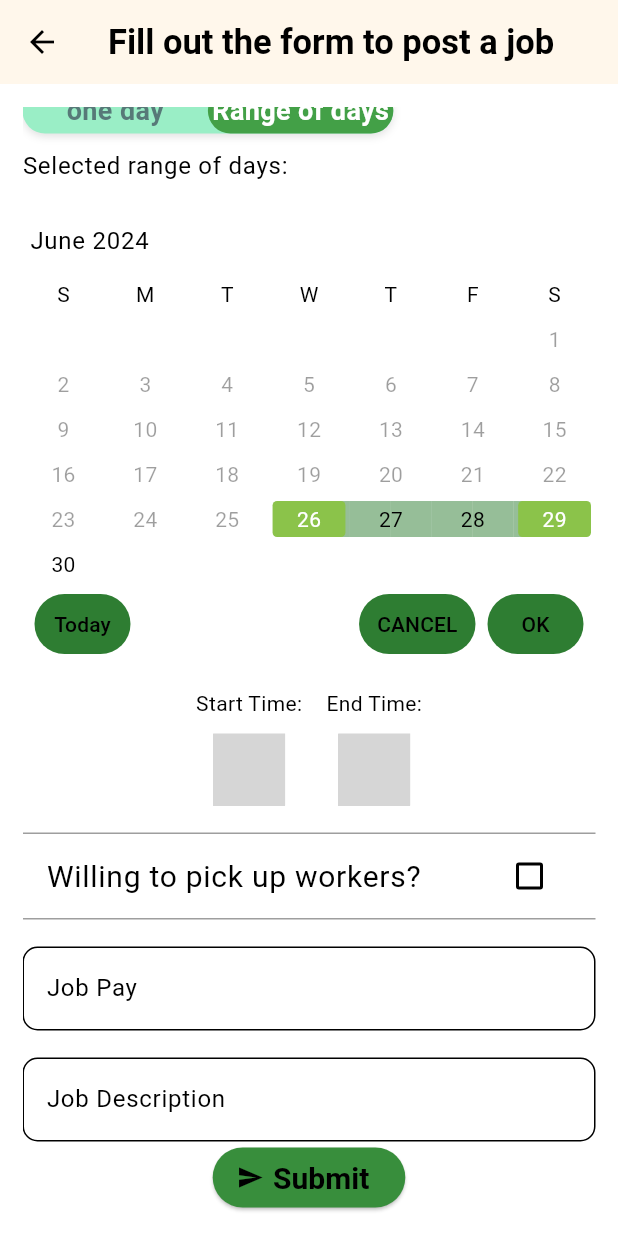
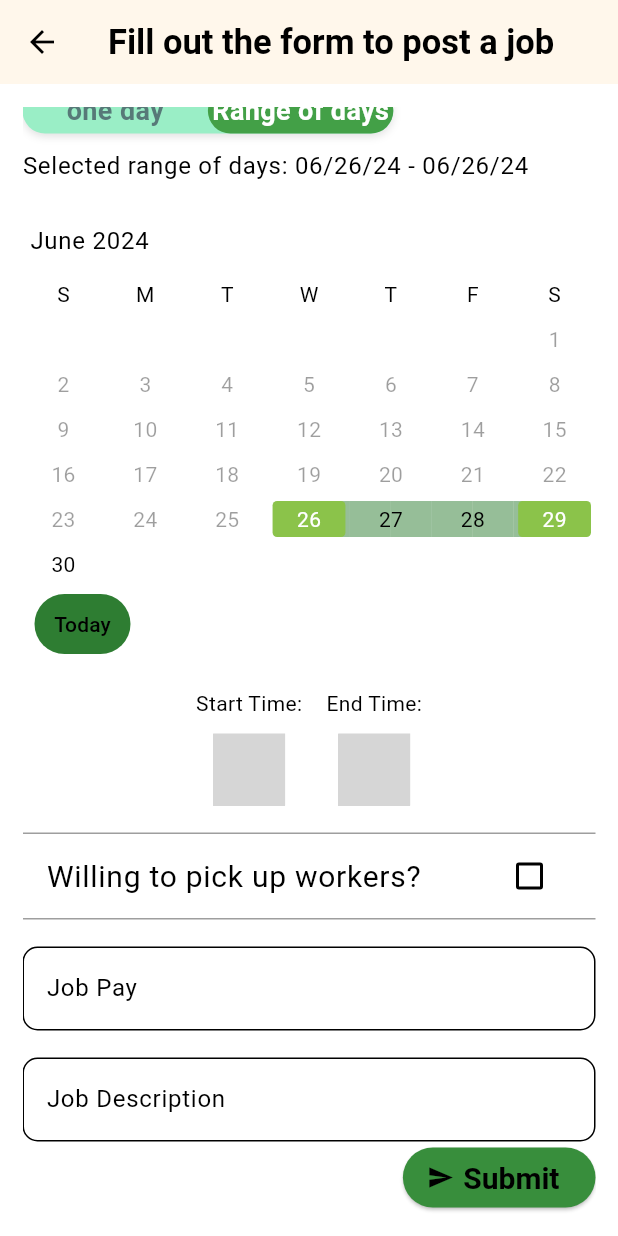
Before and after one commit to SamuelBurac/helpinghand, a Flutter app: the InputJobScr screen opened by its route, item 2 of the bottom bar chosen, scrolled down 204 dp, on a phone screen of 412 x 824 dp. Run offline on Flutter 3.47's test engine with Material 3 defaults, Android fonts, the phone set to English and light mode, and no system bars; drawn by our look-alikes of flutter_toggle_tab, syncfusion_flutter_datepicker; our stand-ins replace auto_size_text, cloud_firestore, firebase_auth, firebase_core, firebase_storage, flip_card and 4 more; missing offline and left inert: animated_rating_stars, flutter_password_strength, google_places_autocomplete_text_field, time_picker_spinner_pop_up, validation_pro; accounts and stored records are empty; Roboto replaces fonts that are missing (Hind); grey boxes are pictures that could not be loaded.

Commit message:
UI is now somewhat functional epic

```diff
--- a/lib/job_listing_pipeline/InputJobController.dart
+++ b/lib/job_listing_pipeline/InputJobController.dart
@@ -3,18 +3,69 @@ part of 'InputJobScr.dart';
 JobPosting jobPosting = JobPosting();
 
 class InputJobState with ChangeNotifier {
-    var _locationController = TextEditingController();
+    final _locationController = TextEditingController();
     var jobTitleController = TextEditingController();
     var jobDescriptionController = TextEditingController();
+    var payController = TextEditingController();
     bool _oneDayJob = true;
     int _dOrR = 0;
     bool canPickup = false;
 
+    DateTime _startTime = DateTime.now();
+    DateTime _endTime = DateTime.now();
+    DateTime _startDate = DateTime.now();
+    DateTime _endDate = DateTime.now();
+    DateTime _onlyDay = DateTime.now();
+    Duration _duration = Duration();
 
+    double _hoursEstimated = 0;
+    int _payPerhour = 0;
+    int _pay = 0;
+
+
+
+    TextEditingController get jobTitle => jobTitleController;
     TextEditingController get location => _locationController;
+    TextEditingController get jobDescription => jobDescriptionController;
+    TextEditingController get pay => payController;
 
     bool get oneDayJob => _oneDayJob;
     int get dOrR => _dOrR;
+    bool get pickup => canPickup;
+
+    DateTime get startTime => _startTime;
+    DateTime get endTime => _endTime;
+
+    DateTime get onlyDay => _onlyDay;
+    DateTime get startDate => _startDate;
+    DateTime get endDate => _endDate;
+
+    set startDate (DateTime value) {
+        _startDate = value;
+        notifyListeners();
+    }
+    set endDate (DateTime value) {
+        _endDate = value;
+        notifyListeners();
+    }
+    set onlyDay (DateTime value) {
+        _onlyDay = value;
+        notifyListeners();
+    }
+
+    set startTime (DateTime value) {
+        _startTime = value;
+        _duration = _endTime.difference(_startTime);
+    }
+    set endTime (DateTime value) {
+        _endTime = value;
+        _duration = _endTime.difference(_startTime);
+    }
+
+    set pickup (bool value) {
+        canPickup = value;
+        notifyListeners();
+    }
 
     set dOrR (int value) {
         _dOrR = value;
@@ -27,7 +78,14 @@ class InputJobState with ChangeNotifier {
     }
 
 void _onSelectionChanged(DateRangePickerSelectionChangedArgs args) {
-
+   if (args.value is PickerDateRange) {
+          _startDate = args.value.startDate;
+          _endDate = args.value.endDate;
+          notifyListeners();
+        } else if (args.value is DateTime) {
+          _onlyDay = args.value;
+          notifyListeners();
+        }
 
 }
 void submitJob() {
--- a/lib/job_listing_pipeline/InputJobScr.dart
+++ b/lib/job_listing_pipeline/InputJobScr.dart
@@ -5,6 +5,7 @@ import 'package:flutter_dotenv/flutter_dotenv.dart';
 import 'package:flutter_toggle_tab/flutter_toggle_tab.dart';
 import 'package:google_places_autocomplete_text_field/google_places_autocomplete_text_field.dart';
 import 'package:helping_hand/services/models.dart';
+import 'package:intl/intl.dart';
 import 'package:provider/provider.dart';
 import 'package:syncfusion_flutter_datepicker/datepicker.dart';
 import 'package:time_picker_spinner_pop_up/time_picker_spinner_pop_up.dart';
@@ -41,8 +42,9 @@ class InputJobScr extends StatelessWidget {
                         child: ListView(
                           padding: const EdgeInsets.only(top: 18.0),
                           children: [
-                            const TextField(
-                              decoration: InputDecoration(
+                            TextField(
+                              controller: state.jobTitle,
+                              decoration: const InputDecoration(
                                 labelText: "Job Title",
                                 hintText: "Enter the title of the job",
                               ),
@@ -151,7 +153,7 @@ class InputJobScr extends StatelessWidget {
                                   Padding(
                                     padding: const EdgeInsets.only(top: 10.0),
                                     child: Text(
-                                      "Selected ${state.oneDayJob ? "day: " : "range of days: "}",
+                                      "Selected ${state.oneDayJob ? "day: ${DateFormat('MM/dd/yy').format(state.onlyDay)}" : "range of days: ${DateFormat('MM/dd/yy').format(state.startDate)} - ${DateFormat('MM/dd/yy').format(state.endDate)} "}",
                                       style:
                                           Theme.of(context).textTheme.bodyLarge,
                                     ),
@@ -185,7 +187,6 @@ class InputJobScr extends StatelessWidget {
                                                     Colors.green.shade800)))),
                                 child: SfDateRangePicker(
                                   enablePastDates: false,
-                                  showActionButtons: true,
                                   showTodayButton: true,
                                   startRangeSelectionColor: Colors.lightGreen,
                                   endRangeSelectionColor: Colors.lightGreen,
@@ -248,7 +249,7 @@ class InputJobScr extends StatelessWidget {
                                         timeFormat: "hh:mm a",
                                         minuteInterval: 5,
                                         onChange: (dateTime) {
-                                          // Implement your logic with select dateTime
+                                          state.startTime = dateTime;
                                         },
                                       ),
                                     ],
@@ -270,7 +271,7 @@ class InputJobScr extends StatelessWidget {
                                         timeFormat: "hh:mm a",
                                         minuteInterval: 5,
                                         onChange: (dateTime) {
-                                          // Implement your logic with select dateTime
+                                          state.endTime = dateTime;
                                         },
                                       ),
                                     ],
@@ -279,7 +280,7 @@ class InputJobScr extends StatelessWidget {
                               ),
                             ),
                             Padding(
-                              padding: const EdgeInsets.only(top:18.0),
+                              padding: const EdgeInsets.only(top: 18.0),
                               child: Container(
                                 decoration: const BoxDecoration(
                                   border: Border(
@@ -304,43 +305,52 @@ class InputJobScr extends StatelessWidget {
                                 ),
                               ),
                             ),
-                            const Padding(
-                              padding: EdgeInsets.only(top: 18.0),
+                            Padding(
+                              padding: const EdgeInsets.only(top: 18.0),
                               child: TextField(
+                                controller: state.pay,
                                 keyboardType: TextInputType.number,
-                                decoration: InputDecoration(
+                                decoration: const InputDecoration(
                                   labelText: "Job Pay",
                                   hintText: "\$150",
                                 ),
                               ),
                             ),
-                            const Padding(
-                              padding: EdgeInsets.only(top: 18.0),
+                            Padding(
+                              padding: const EdgeInsets.only(top: 18.0),
                               child: TextField(
-                                decoration: InputDecoration(
+                                controller: state.jobDescription,
+                                decoration: const InputDecoration(
                                   labelText: "Job Description",
                                   hintText: "Enter the description of the job",
                                 ),
                               ),
                             ),
-                          ],
-                        ),
-                      ),
+                            Row(
+                              mainAxisAlignment: MainAxisAlignment.end,
+                              children: [
                                 ElevatedButton.icon(
                                   style: Theme.of(context)
                                       .elevatedButtonTheme
                                       .style!
                                       .copyWith(
-                                backgroundColor: WidgetStateProperty.all(
+                                          backgroundColor:
+                                              WidgetStateProperty.all(
                                                   Colors.green.shade700)),
                                   onPressed: () {
                                     if (state.validateJob()) {
                                       state.submitJob();
-                            Navigator.pushNamed(context, "/reviewJob");
+                                      Navigator.pushNamed(
+                                          context, "/reviewJob");
                                     }
                                   },
                                   label: const Text("Submit"),
                                   icon: const Icon(Icons.send),
+                                ),
+                              ],
+                            ),
+                          ],
+                        ),
                       ),
                     ]),
               );
--- a/lib/services/models.dart
+++ b/lib/services/models.dart
@@ -56,7 +56,7 @@ class JobPosting {
   JobPosting({
     this.jobTitle = "Ball Crusher",
     this.jobLocation = "Alpharetta, GA",
-    this.jobDetails = "I wanna buy me this god damn ball crusher my nigga",
+    this.jobDetails = "I wanna buy me this damn ball crusher",
     this.jobStartTime = "6:00 AM",
     this.jobEndTime = "12:00 AM",
     this.jobPay = 360,
--- a/pubspec.yaml
+++ b/pubspec.yaml
@@ -38,6 +38,7 @@ dependencies:
   progressive_time_picker: ^1.0.1
   time_picker_spinner_pop_up: ^2.0.0
   syncfusion_flutter_datepicker: ^26.1.39
+  intl: ^0.19.0
 
 dev_dependencies:
   flutter_test:
```
Also changed, not shown: pubspec.lock. Lines whose indentation alone changed are shown as unchanged.
